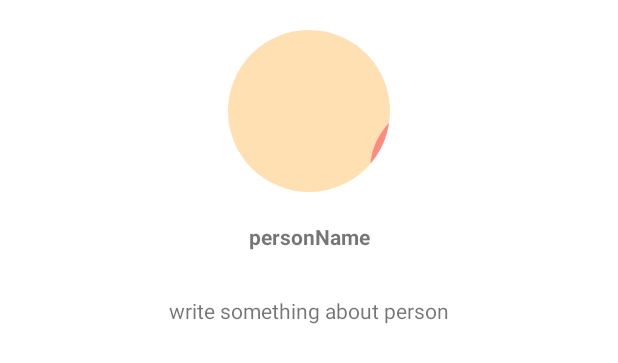
After one commit to VStalker23/HackerUApp, an Android app: the layout person_fragment.xml on its own in the app's theme, with its tools: preview values and no code run, on a phone screen of 412 x 824 dp. The commit adds this screen. Shown: the top 363 px of the screen. Run offline under Robolectric (Android 15) with nearby library versions, the phone set to English and light mode, and no system bars.

Commit message:
all files to git hw_lesson3

```diff
--- a/app/src/main/java/com/vladimirorlov/hackeruapp/Person.kt
+++ b/app/src/main/java/com/vladimirorlov/hackeruapp/Person.kt
@@ -1,4 +1,4 @@
 package com.vladimirorlov.hackeruapp
 
 //data class Item(val name: String, val image: Int)
-data class Person(val name:String,val image:Int)
+data class Person(val name: String, val image: Int, val details: String? = null)
--- /dev/null
+++ b/app/src/main/res/layout/person_fragment.xml
@@ -0,0 +1,40 @@
+<?xml version="1.0" encoding="utf-8"?>
+<RelativeLayout xmlns:android="http://schemas.android.com/apk/res/android"
+    xmlns:app="http://schemas.android.com/apk/res-auto"
+    xmlns:tools="http://schemas.android.com/tools"
+    android:layout_width="match_parent"
+    android:layout_height="wrap_content"
+    tools:context=".PersonFragment">
+
+    <LinearLayout
+        android:layout_width="match_parent"
+        android:layout_height="wrap_content"
+        android:orientation="vertical">
+
+        <de.hdodenhof.circleimageview.CircleImageView
+            android:id="@+id/fragment_person_image"
+            android:layout_width="match_parent"
+            android:layout_height="wrap_content"
+            android:padding="20dp"
+            android:src="@drawable/avatar1_foreground" />
+
+        <TextView
+            android:id="@+id/fragment_person_details"
+            android:layout_width="match_parent"
+            android:layout_height="match_parent"
+            android:gravity="center"
+            android:text="personName"
+            android:textStyle="bold" />
+
+        <TextView
+            android:id="@+id/textView"
+            android:layout_width="match_parent"
+            android:layout_height="wrap_content"
+            android:layout_marginTop="10dp"
+            android:gravity="center|top"
+            android:padding="20dp"
+            android:text="write something about person" />
+
+    </LinearLayout>
+
+</RelativeLayout>
```
Also changed, not shown: app/build.gradle (+8 -4 lines), app/src/main/java/com/vladimirorlov/hackeruapp/PersonAdapter.kt (+40 -11 lines), app/src/main/java/com/vladimirorlov/hackeruapp/PersonFragment.kt (added, +28 -0 lines), app/src/main/res/drawable/circle_corners.xml (added, +12 -0 lines), app/src/main/res/drawable/close_button_foreground.xml (added, +15 -0 lines), app/src/main/res/drawable/close_foreground.xml (added, +15 -0 lines), app/src/main/res/drawable/round_corners.xml (added, +12 -0 lines), app/src/main/res/layout/persons_layout.xml (+5 -3 lines).
